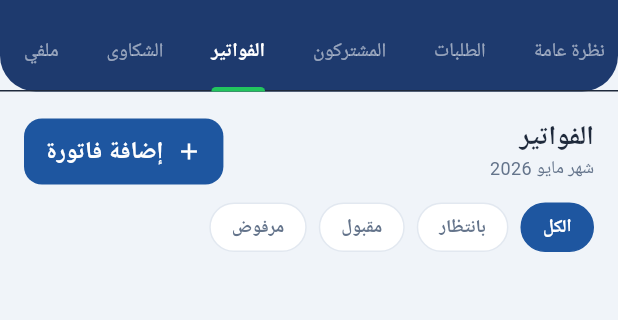
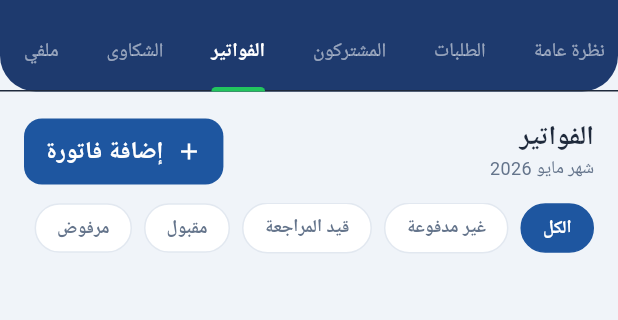
Before and after one commit to Mohmmed-AlShweikh/Power-House, a Flutter app: the AdminScreen screen opened by its route, tab 4 chosen, on a phone screen of 412 x 824 dp, the part 96-416 px from its top. Run offline on Flutter 3.47's test engine with Material 3 defaults, Android fonts, the phone set to English and light mode, and no system bars; our stand-ins replace cloud_firestore, firebase_auth, firebase_core, flutter_animate, flutter_riverpod, go_router and 2 more; accounts and stored records are empty; network calls fail.

Commit message:
Fix incorrect bill statuses, missing filters, and data list mutation
Update bill status labels and colors to correctly display pending bills. Add a new 'pending' filter option and adjust existing filter labels. Resolve an issue where the bills list was mutated directly when filtering.

Replit-Commit-Author: Agent
Replit-Commit-Session-Id: aae6dcb7-696d-4a9b-b603-4919cf84bf87
Replit-Commit-Checkpoint-Type: full_checkpoint
Replit-Commit-Event-Id: 43f2e662-ee02-4b08-8e06-f0f5d317e01d
Replit-Commit-Screenshot-Url: https://storage.googleapis.com/screenshot-production-us-central1/333d542a-4d8c-453a-ae73-646a540c1992/aae6dcb7-696d-4a9b-b603-4919cf84bf87/WElddtS
Replit-Helium-Checkpoint-Created: true

```diff
--- a/lib/views/screens/admin/admin_screen.dart
+++ b/lib/views/screens/admin/admin_screen.dart
@@ -1113,7 +1113,7 @@ class _BillsTabState extends ConsumerState<_BillsTab> {
     return billsAsync.when(
       data: (bills) {
         List<Bill> filtered = _filter == 'all'
-            ? bills
+            ? List<Bill>.from(bills)
             : bills.where((b) => b.status.name == _filter).toList();
 
         if (_highlightedBillId != null) {
@@ -1192,7 +1192,8 @@ class _FilterRow extends StatelessWidget {
 
   static const _filters = [
     ('الكل', 'all'),
-    ('بانتظار', 'pendingReview'),
+    ('غير مدفوعة', 'pending'),
+    ('قيد المراجعة', 'pendingReview'),
     ('مقبول', 'paid'),
     ('مرفوض', 'rejected'),
   ];
@@ -1657,15 +1658,17 @@ class _AdminBillCard extends StatelessWidget {
       this.isHighlighted = false});
 
   Color get _statusColor => switch (bill.status) {
+        BillStatus.pending => AppColors.primary,
         BillStatus.pendingReview => AppColors.warning,
         BillStatus.paid => AppColors.success,
-        _ => AppColors.error,
+        BillStatus.rejected => AppColors.error,
       };
 
   String get _statusLabel => switch (bill.status) {
+        BillStatus.pending => 'غير مدفوعة',
         BillStatus.pendingReview => 'بانتظار المراجعة',
         BillStatus.paid => 'مقبول',
-        _ => 'مرفوض',
+        BillStatus.rejected => 'مرفوض',
       };
 
   String get _displayName =>
```
